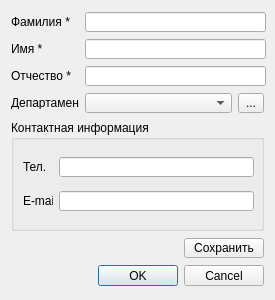
Above: clientdialog.ui from petertishin/DataReport before the change. Below: the same form after it.
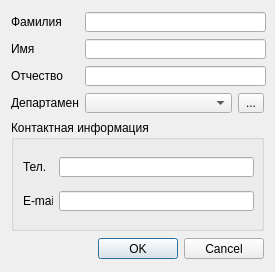
That is the form after the change.

Diff of the .ui file:
```diff
--- a/clientdialog.ui
+++ b/clientdialog.ui
@@ -7,19 +7,19 @@
     <x>0</x>
     <y>0</y>
     <width>275</width>
-    <height>300</height>
+    <height>272</height>
    </rect>
   </property>
   <property name="minimumSize">
    <size>
     <width>275</width>
-    <height>300</height>
+    <height>272</height>
    </size>
   </property>
   <property name="maximumSize">
    <size>
     <width>16777215</width>
-    <height>300</height>
+    <height>272</height>
    </size>
   </property>
   <property name="windowTitle">
@@ -49,7 +49,7 @@
         </size>
        </property>
        <property name="text">
-        <string>Фамилия *</string>
+        <string>Фамилия</string>
        </property>
       </widget>
      </item>
@@ -94,7 +94,7 @@
         </size>
        </property>
        <property name="text">
-        <string>Имя *</string>
+        <string>Имя</string>
        </property>
       </widget>
      </item>
@@ -139,7 +139,7 @@
         </size>
        </property>
        <property name="text">
-        <string>Отчество *</string>
+        <string>Отчество</string>
        </property>
       </widget>
      </item>
@@ -324,42 +324,6 @@
      </layout>
     </widget>
    </item>
-   <item>
-    <layout class="QHBoxLayout" name="horizontalLayout_8">
-     <item>
-      <spacer name="horizontalSpacer_2">
-       <property name="orientation">
-        <enum>Qt::Horizontal</enum>
-       </property>
-       <property name="sizeHint" stdset="0">
-        <size>
-         <width>40</width>
-         <height>20</height>
-        </size>
-       </property>
-      </spacer>
-     </item>
-     <item>
-      <widget class="QPushButton" name="saveButton">
-       <property name="minimumSize">
-        <size>
-         <width>0</width>
-         <height>20</height>
-        </size>
-       </property>
-       <property name="maximumSize">
-        <size>
-         <width>16777215</width>
-         <height>20</height>
-        </size>
-       </property>
-       <property name="text">
-        <string>Сохранить</string>
-       </property>
-      </widget>
-     </item>
-    </layout>
-   </item>
    <item>
     <layout class="QHBoxLayout" name="horizontalLayout_7">
      <item>
```
